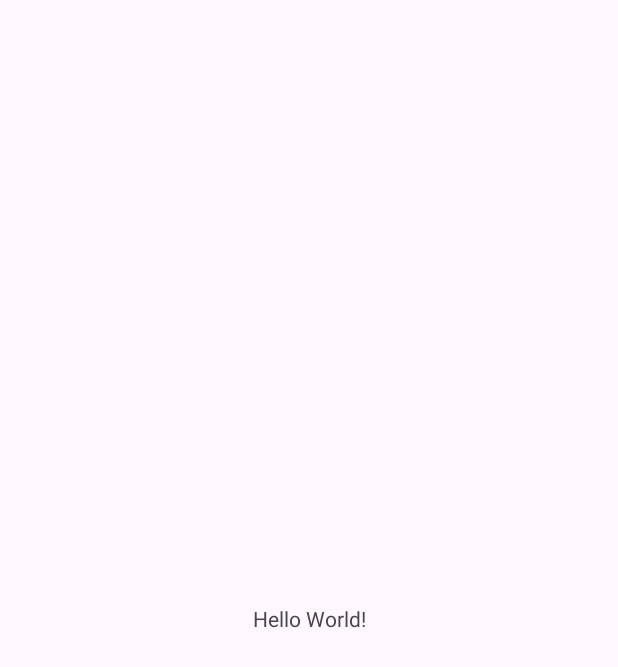
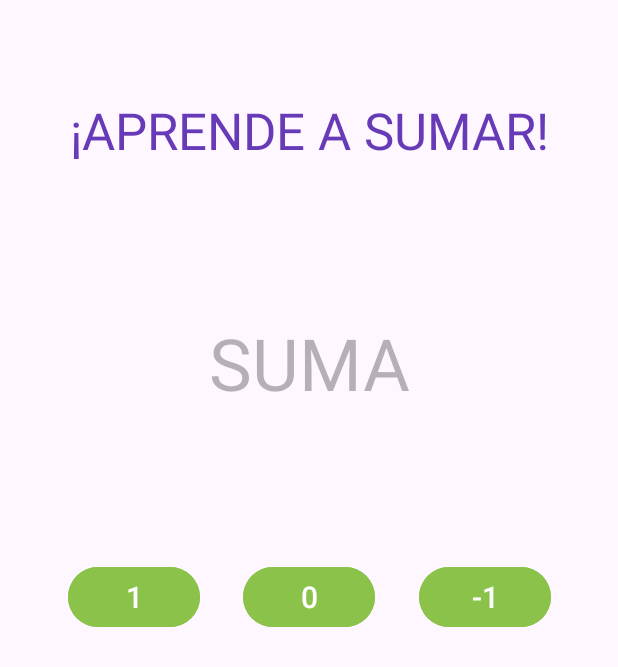
Before and after one commit to EdgarEstDo/AndroidStudio_Projects, an Android app: the screen it shows after launch (MainActivity), on a phone screen of 412 x 824 dp. Before the commit the part shown is almost empty. Shown: the top 667 px of the screen. Run offline under Robolectric (Android 15) with nearby library versions, the light colour scheme and no system bars.

Commit message:
NF2 updates

```diff
--- a/0420260_NF2EstEdgar/app/src/main/java/com/example/a042026_0_nf2_estedgar/MainActivity.java
+++ b/0420260_NF2EstEdgar/app/src/main/java/com/example/a042026_0_nf2_estedgar/MainActivity.java
@@ -1,6 +1,8 @@
 package com.example.a042026_0_nf2_estedgar;
 
 import android.os.Bundle;
+import android.widget.Button;
+import android.widget.TextView;
 
 import androidx.activity.EdgeToEdge;
 import androidx.appcompat.app.AppCompatActivity;
@@ -8,7 +10,24 @@ import androidx.core.graphics.Insets;
 import androidx.core.view.ViewCompat;
 import androidx.core.view.WindowInsetsCompat;
 
+import java.util.Random;
+
 public class MainActivity extends AppCompatActivity {
+
+    //Variables globales
+    private TextView suma_random;
+    private Button result1;
+    private Button result2;
+    private Button result3;
+    private int resultado;
+    private int valor1;
+    private int valor2;
+    private int botonAleatorio;
+
+    //Random para generar números aleatorios
+    Random random = new Random();
+
+
 
     @Override
     protected void onCreate(Bundle savedInstanceState) {
@@ -20,5 +39,40 @@ public class MainActivity extends AppCompatActivity {
             v.setPadding(systemBars.left, systemBars.top, systemBars.right, systemBars.bottom);
             return insets;
         });
+
+        //Inicialización de variables
+        suma_random =  findViewById(R.id.textView_main);
+        result1 =  findViewById(R.id.button_main);
+        result2 =  findViewById(R.id.button2_main);
+        result3 =  findViewById(R.id.button3_main);
+        resultado = 0;
+        valor1 = 0;
+        valor2 = 0;
+
+        //Generación de números aleatorios para escoger los botones
+        botonAleatorio = random.nextInt(3 - 1 + 1) + 1;
+
+        if(botonAleatorio == 1){
+            result1.setText(String.valueOf(resultado));
+            result2.setText(String.valueOf(resultado + 1));
+            result3.setText(String.valueOf(resultado - 1));
+        }else if(botonAleatorio == 2){
+            result2.setText(String.valueOf(resultado));
+            result1.setText(String.valueOf(resultado + 1));
+            result3.setText(String.valueOf(resultado - 1));
+        }else if(botonAleatorio == 3){
+            result3.setText(String.valueOf(resultado));
+            result1.setText(String.valueOf(resultado + 1));
+            result2.setText(String.valueOf(resultado - 1));
+        }
+
+        }
+
+
+
+
+
+
+
+
     }
-}
--- a/0420260_NF2EstEdgar/app/src/main/res/layout/activity_main.xml
+++ b/0420260_NF2EstEdgar/app/src/main/res/layout/activity_main.xml
@@ -8,12 +8,73 @@
     tools:context=".MainActivity">
 
     <TextView
-        android:layout_width="wrap_content"
+        android:id="@+id/textView2_main"
+        android:layout_width="0dp"
         android:layout_height="wrap_content"
-        android:text="Hello World!"
-        app:layout_constraintBottom_toBottomOf="parent"
+        android:layout_marginTop="64dp"
+        android:text="¡Aprende a sumar!"
+        android:textAlignment="center"
+        android:textAllCaps="true"
+        android:textColor="#673AB7"
+        android:textSize="34sp"
         app:layout_constraintEnd_toEndOf="parent"
         app:layout_constraintStart_toStartOf="parent"
         app:layout_constraintTop_toTopOf="parent" />
 
+    <TextView
+        android:id="@+id/textView_main"
+        android:layout_width="wrap_content"
+        android:layout_height="wrap_content"
+        android:layout_marginTop="100dp"
+        android:text="SUMA"
+        android:textColor="#52201C1C"
+        android:textSize="48sp"
+        app:layout_constraintEnd_toEndOf="parent"
+        app:layout_constraintStart_toStartOf="parent"
+        app:layout_constraintTop_toBottomOf="@+id/textView2_main" />
+
+    <Button
+        android:id="@+id/button_main"
+        android:layout_width="wrap_content"
+        android:layout_height="wrap_content"
+        android:layout_marginStart="16dp"
+        android:layout_marginTop="100dp"
+        android:backgroundTint="#8BC34A"
+        android:backgroundTintMode="src_atop"
+        android:text="30"
+        android:textSize="20sp"
+        app:layout_constraintEnd_toStartOf="@+id/button2_main"
+        app:layout_constraintHorizontal_bias="0.5"
+        app:layout_constraintStart_toStartOf="parent"
+        app:layout_constraintTop_toBottomOf="@+id/textView_main" />
+
+    <Button
+        android:id="@+id/button2_main"
+        android:layout_width="wrap_content"
+        android:layout_height="wrap_content"
+        android:layout_marginTop="100dp"
+        android:backgroundTint="#8BC34A"
+        android:backgroundTintMode="src_atop"
+        android:text="30"
+        android:textSize="20sp"
+        app:layout_constraintEnd_toStartOf="@+id/button3_main"
+        app:layout_constraintHorizontal_bias="0.5"
+        app:layout_constraintStart_toEndOf="@+id/button_main"
+        app:layout_constraintTop_toBottomOf="@+id/textView_main" />
+
+    <Button
+        android:id="@+id/button3_main"
+        android:layout_width="wrap_content"
+        android:layout_height="wrap_content"
+        android:layout_marginTop="100dp"
+        android:layout_marginEnd="16dp"
+        android:backgroundTint="#8BC34A"
+        android:backgroundTintMode="src_atop"
+        android:text="30"
+        android:textSize="20sp"
+        app:layout_constraintEnd_toEndOf="parent"
+        app:layout_constraintHorizontal_bias="0.5"
+        app:layout_constraintStart_toEndOf="@+id/button2_main"
+        app:layout_constraintTop_toBottomOf="@+id/textView_main" />
+
 </androidx.constraintlayout.widget.ConstraintLayout>
```
